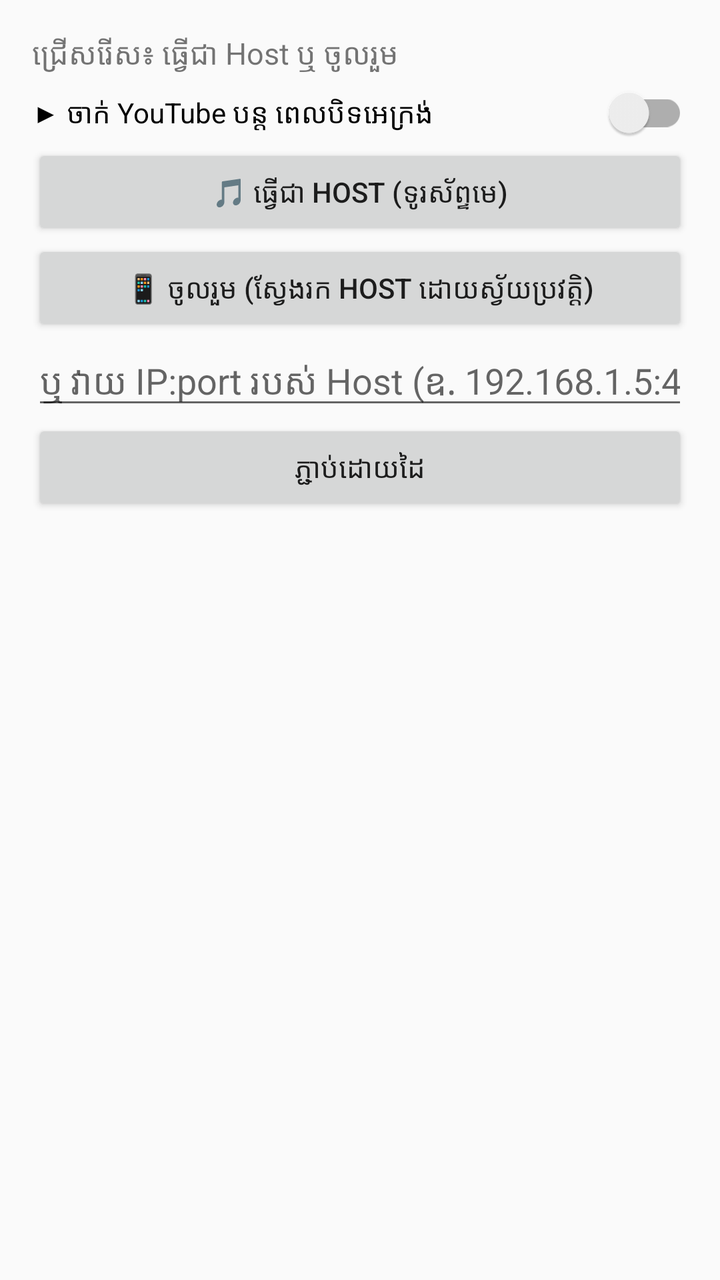
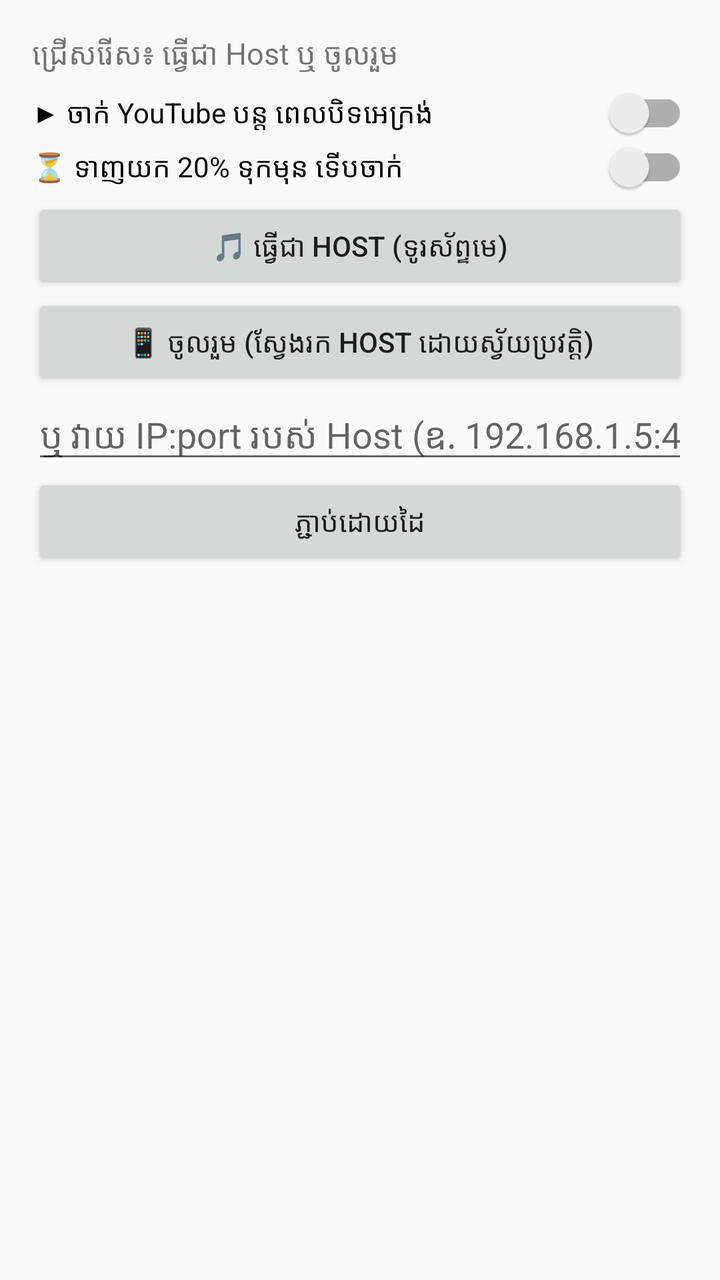

Before-and-after screenshots of an Android layout around one commit, followed by the original layout XML and the change that was made.
<!-- AndroidManifest.xml: application theme Theme.AppCompat.DayNight.DarkActionBar -->
<!-- res/layout/activity_main.xml -->
<?xml version="1.0" encoding="utf-8"?>
<FrameLayout xmlns:android="http://schemas.android.com/apk/res/android"
    xmlns:app="http://schemas.android.com/apk/res-auto"
    android:layout_width="match_parent"
    android:layout_height="match_parent">

<LinearLayout
    android:id="@+id/root"
    android:layout_width="match_parent"
    android:layout_height="match_parent"
    android:orientation="vertical"
    android:padding="16dp">

    
    <LinearLayout
        android:id="@+id/searchHeader"
        android:layout_width="match_parent"
        android:layout_height="wrap_content"
        android:background="#0F0F0F"
        android:orientation="vertical"
        android:visibility="gone">

        <LinearLayout
            android:layout_width="match_parent"
            android:layout_height="56dp"
            android:gravity="center_vertical"
            android:orientation="horizontal"
            android:paddingHorizontal="12dp">

            <TextView
                android:layout_width="34dp"
                android:layout_height="34dp"
                android:background="@drawable/logo_circle"
                android:gravity="center"
                android:paddingStart="3dp"
                android:text="▶"
                android:textColor="#FFFFFF"
                android:textSize="16sp" />

            <TextView
                android:layout_width="0dp"
                android:layout_height="wrap_content"
                android:layout_weight="1"
                android:paddingStart="10dp"
                android:text="សិង្ហនគរ"
                android:textColor="#FFFFFF"
                android:textSize="22sp"
                android:textStyle="bold" />

            <Button
                android:id="@+id/btnVoice"
                android:layout_width="48dp"
                android:layout_height="48dp"
                android:background="?attr/selectableItemBackgroundBorderless"
                android:minWidth="0dp"
                android:padding="0dp"
                android:text="🎤"
                android:textSize="22sp" />

            <Button
                android:id="@+id/btnSearchToggle"
                android:layout_width="48dp"
                android:layout_height="48dp"
                android:background="?attr/selectableItemBackgroundBorderless"
                android:minWidth="0dp"
                android:padding="0dp"
                android:text="🔍"
                android:textSize="22sp" />
        </LinearLayout>

        <LinearLayout
            android:id="@+id/searchBar"
            android:layout_width="match_parent"
            android:layout_height="wrap_content"
            android:gravity="center_vertical"
            android:orientation="horizontal"
            android:paddingHorizontal="12dp"
            android:paddingBottom="8dp">

            <EditText
                android:id="@+id/query"
                android:layout_width="0dp"
                android:layout_height="44dp"
                android:layout_weight="1"
                android:background="@drawable/search_field"
                android:hint="ស្វែងរកបទចម្រៀង ឬអ្នកចម្រៀង"
                android:imeOptions="actionSearch"
                android:inputType="text"
                android:paddingHorizontal="16dp"
                android:textColor="#FFFFFF"
                android:textColorHint="#AAAAAA" />

            <Button
                android:id="@+id/btnGo"
                android:layout_width="48dp"
                android:layout_height="48dp"
                android:background="?attr/selectableItemBackgroundBorderless"
                android:minWidth="0dp"
                android:padding="0dp"
                android:text="🔍"
                android:textSize="22sp" />
        </LinearLayout>
    </LinearLayout>

    <TextView
        android:id="@+id/status"
        android:layout_width="match_parent"
        android:layout_height="wrap_content"
        android:text="ជ្រើសរើស៖ ធ្វើជា Host ឬ ចូលរួម"
        android:textSize="15sp"
        android:paddingBottom="8dp" />

    <androidx.appcompat.widget.SwitchCompat
        android:id="@+id/switchBackground"
        android:layout_width="match_parent"
        android:layout_height="wrap_content"
        android:paddingBottom="4dp"
        android:text="▶ ចាក់ YouTube បន្ត ពេលបិទអេក្រង់"
        android:textSize="14sp" />

    
    <LinearLayout
        android:id="@+id/modePanel"
        android:layout_width="match_parent"
        android:layout_height="wrap_content"
        android:orientation="vertical">

        <Button
            android:id="@+id/btnHost"
            android:layout_width="match_parent"
            android:layout_height="wrap_content"
            android:text="🎵 ធ្វើជា Host (ទូរស័ព្ទមេ)" />

        <Button
            android:id="@+id/btnJoin"
            android:layout_width="match_parent"
            android:layout_height="wrap_content"
            android:text="📱 ចូលរួម (ស្វែងរក Host ដោយស្វ័យប្រវត្តិ)" />

        <EditText
            android:id="@+id/manualAddress"
            android:layout_width="match_parent"
            android:layout_height="wrap_content"
            android:hint="ឬ វាយ IP:port របស់ Host (ឧ. 192.168.1.5:40000)"
            android:inputType="text" />

        <Button
            android:id="@+id/btnConnect"
            android:layout_width="match_parent"
            android:layout_height="wrap_content"
            android:text="ភ្ជាប់ដោយដៃ" />
    </LinearLayout>

    <TextView
        android:id="@+id/nowPlaying"
        android:layout_width="match_parent"
        android:layout_height="wrap_content"
        android:textSize="17sp"
        android:textStyle="bold"
        android:paddingBottom="8dp"
        android:visibility="gone" />

    
    <FrameLayout
        android:id="@+id/playerContainer"
        android:layout_width="match_parent"
        android:layout_height="wrap_content"
        android:layout_gravity="center_horizontal"
        android:background="#000000"
        android:visibility="gone">

        <com.pierfrancescosoffritti.androidyoutubeplayer.core.player.views.YouTubePlayerView
            android:id="@+id/youtubeView"
            android:layout_width="match_parent"
            android:layout_height="wrap_content"
            android:layout_gravity="center"
            app:enableAutomaticInitialization="false" />

        
        <com.pierfrancescosoffritti.androidyoutubeplayer.core.player.views.YouTubePlayerView
            android:id="@+id/youtubeView2"
            android:layout_width="match_parent"
            android:layout_height="wrap_content"
            android:layout_gravity="center"
            android:alpha="0"
            app:enableAutomaticInitialization="false" />

        
        <androidx.media3.ui.PlayerView
            android:id="@+id/videoView"
            android:layout_width="match_parent"
            android:layout_height="match_parent"
            android:background="#000000"
            android:visibility="gone"
            app:resize_mode="fit"
            app:use_controller="false" />

        
        <LinearLayout
            android:id="@+id/preloadOverlay"
            android:layout_width="wrap_content"
            android:layout_height="wrap_content"
            android:layout_gravity="center"
            android:background="#CC000000"
            android:gravity="center_vertical"
            android:orientation="horizontal"
            android:padding="12dp"
            android:visibility="gone">

            <ProgressBar
                style="?android:attr/progressBarStyleSmall"
                android:layout_width="22dp"
                android:layout_height="22dp"
                android:indeterminate="true"
                android:indeterminateTint="#FFFFFF" />

            <TextView
                android:layout_width="wrap_content"
                android:layout_height="wrap_content"
                android:paddingStart="10dp"
                android:text="កំពុងទាញយក"
                android:textColor="#FFFFFF"
                android:textSize="18sp"
                android:textStyle="bold" />
        </LinearLayout>

        
        <TextView
            android:id="@+id/skipOverlay"
            android:layout_width="wrap_content"
            android:layout_height="wrap_content"
            android:layout_gravity="center"
            android:background="#CC000000"
            android:paddingHorizontal="20dp"
            android:paddingVertical="10dp"
            android:textColor="#FFFFFF"
            android:textSize="28sp"
            android:textStyle="bold"
            android:visibility="gone" />

        
        <View
            android:id="@+id/playerTouchGuard"
            android:layout_width="match_parent"
            android:layout_height="match_parent"
            android:clickable="true"
            android:focusable="true" />

        <Button
            android:id="@+id/btnFullscreen"
            android:layout_width="44dp"
            android:layout_height="44dp"
            android:layout_gravity="bottom|end"
            android:layout_margin="4dp"
            android:background="#99000000"
            android:padding="0dp"
            android:text="⛶"
            android:textColor="#FFFFFF"
            android:textSize="22sp" />
    </FrameLayout>

    
    <LinearLayout
        android:id="@+id/hostControls"
        android:layout_width="match_parent"
        android:layout_height="wrap_content"
        android:background="#222222"
        android:orientation="horizontal"
        android:visibility="gone">

        <Button
            android:id="@+id/btnPrev"
            android:layout_width="0dp"
            android:layout_height="wrap_content"
            android:layout_weight="1"
            android:minWidth="0dp"
            android:paddingHorizontal="0dp"
            android:text="⏮"
            android:textSize="14sp" />

        <Button
            android:id="@+id/btnBack5"
            android:layout_width="0dp"
            android:layout_height="wrap_content"
            android:layout_weight="1"
            android:minWidth="0dp"
            android:paddingHorizontal="0dp"
            android:text="⏪5s"
            android:textSize="14sp" />

        <Button
            android:id="@+id/btnPlay"
            android:layout_width="0dp"
            android:layout_height="wrap_content"
            android:layout_weight="1"
            android:minWidth="0dp"
            android:paddingHorizontal="0dp"
            android:text="▶"
            android:textSize="14sp" />

        <Button
            android:id="@+id/btnPause"
            android:layout_width="0dp"
            android:layout_height="wrap_content"
            android:layout_weight="1"
            android:minWidth="0dp"
            android:paddingHorizontal="0dp"
            android:text="⏸"
            android:textSize="14sp" />

        <Button
            android:id="@+id/btnForward5"
            android:layout_width="0dp"
            android:layout_height="wrap_content"
            android:layout_weight="1"
            android:minWidth="0dp"
            android:paddingHorizontal="0dp"
            android:text="5s⏩"
            android:textSize="14sp" />

        <Button
            android:id="@+id/btnNext"
            android:layout_width="0dp"
            android:layout_height="wrap_content"
            android:layout_weight="1"
            android:minWidth="0dp"
            android:paddingHorizontal="0dp"
            android:text="⏭"
            android:textSize="14sp" />
    </LinearLayout>

    
    <LinearLayout
        android:id="@+id/hostPanel"
        android:layout_width="match_parent"
        android:layout_height="0dp"
        android:layout_weight="1"
        android:orientation="vertical"
        android:visibility="gone">

        <androidx.appcompat.widget.SwitchCompat
            android:id="@+id/switchAutoplay"
            android:layout_width="match_parent"
            android:layout_height="wrap_content"
            android:paddingVertical="4dp"
            android:text="🔁 Auto play (ចាក់បទបន្ទាប់ដោយស្វ័យប្រវត្តិ)" />

        <Button
            android:id="@+id/btnMixer"
            android:layout_width="match_parent"
            android:layout_height="wrap_content"
            android:text="🎚 Mixer — សំឡេង, EQ &amp; ⏱ Delay (គ្រប់ទូរស័ព្ទ)" />

        <Button
            android:id="@+id/btnAddSongs"
            android:layout_width="match_parent"
            android:layout_height="wrap_content"
            android:text="➕ បន្ថែមបទចម្រៀងពីទូរស័ព្ទ" />

        <Button
            android:id="@+id/btnSearch"
            android:layout_width="match_parent"
            android:layout_height="wrap_content"
            android:text="🔍 ស្វែងរកចម្រៀងលើ YouTube" />

        <LinearLayout
            android:layout_width="match_parent"
            android:layout_height="wrap_content"
            android:orientation="horizontal">

            <EditText
                android:id="@+id/youtubeUrl"
                android:layout_width="0dp"
                android:layout_weight="1"
                android:layout_height="wrap_content"
                android:hint="Link YouTube"
                android:inputType="textUri" />

            <Button
                android:id="@+id/btnAddYoutube"
                android:layout_width="wrap_content"
                android:layout_height="wrap_content"
                android:text="➕ YouTube" />
        </LinearLayout>

        <TextView
            android:layout_width="match_parent"
            android:layout_height="wrap_content"
            android:paddingTop="8dp"
            android:text="បញ្ជីបទចម្រៀង (ចុចដើម្បីចាក់ · ចុចយូរដើម្បីលុប)"
            android:textSize="13sp" />

        <ListView
            android:id="@+id/playlist"
            android:layout_width="match_parent"
            android:layout_height="0dp"
            android:layout_weight="1" />
    </LinearLayout>

    
    <include
        android:id="@+id/searchPanel"
        layout="@layout/panel_search"
        android:layout_width="match_parent"
        android:layout_height="0dp"
        android:layout_weight="1"
        android:visibility="gone" />

    
    <LinearLayout
        android:id="@+id/clientPanel"
        android:layout_width="match_parent"
        android:layout_height="wrap_content"
        android:orientation="vertical"
        android:visibility="gone">

        <Button
            android:id="@+id/btnMixerClient"
            android:layout_width="match_parent"
            android:layout_height="wrap_content"
            android:text="🎚 Mixer — សំឡេង, EQ &amp; ⏱ Delay" />

    </LinearLayout>
</LinearLayout>


<ListView
    android:id="@+id/suggestionsList"
    android:layout_width="match_parent"
    android:layout_height="match_parent"
    android:background="#0F0F0F"
    android:divider="@null"
    android:visibility="gone" />


<include
    android:id="@+id/mixerPanel"
    layout="@layout/panel_mixer"
    android:layout_width="match_parent"
    android:layout_height="match_parent"
    android:visibility="gone" />
</FrameLayout>
<!-- res/layout/panel_search.xml (included above) -->
<?xml version="1.0" encoding="utf-8"?>
<LinearLayout xmlns:android="http://schemas.android.com/apk/res/android"
    android:layout_width="match_parent"
    android:layout_height="match_parent"
    android:orientation="vertical">

    
    <LinearLayout
        android:id="@+id/localResults"
        android:layout_width="match_parent"
        android:layout_height="wrap_content"
        android:orientation="vertical"
        android:paddingHorizontal="8dp"
        android:visibility="gone" />

    
    <TextView
        android:id="@+id/offlineBanner"
        android:layout_width="match_parent"
        android:layout_height="wrap_content"
        android:background="#B71C1C"
        android:padding="12dp"
        android:text="⚠ ទូរស័ព្ទនេះមិនមាន Internet ទេ។\n• បើភ្ជាប់ Hotspot របស់ទូរស័ព្ទផ្សេង: ត្រូវបើក Mobile data លើទូរស័ព្ទដែលបើក Hotspot\n• បើភ្ជាប់ Wi-Fi: ពិនិត្យថា Wi-Fi នោះមាន Internet\nពេល Internet ដំណើរការវិញ ទំព័រនឹងផ្ទុកឡើងវិញដោយស្វ័យប្រវត្តិ។"
        android:textColor="#FFFFFF"
        android:textSize="14sp"
        android:visibility="gone" />

    <WebView
        android:id="@+id/web"
        android:layout_width="match_parent"
        android:layout_height="0dp"
        android:layout_weight="1" />

    <Button
        android:id="@+id/btnDone"
        android:layout_width="match_parent"
        android:layout_height="wrap_content"
        android:text="☰ ត្រលប់ទៅបញ្ជីបទចម្រៀង" />
</LinearLayout>
<!-- res/layout/panel_mixer.xml (included above) -->
<?xml version="1.0" encoding="utf-8"?>
<LinearLayout xmlns:android="http://schemas.android.com/apk/res/android"
    android:layout_width="match_parent"
    android:layout_height="match_parent"
    android:background="#121212"
    android:clickable="true"
    android:focusable="true"
    android:orientation="vertical">

    <LinearLayout
        android:layout_width="match_parent"
        android:layout_height="56dp"
        android:background="#0F0F0F"
        android:gravity="center_vertical"
        android:orientation="horizontal"
        android:paddingHorizontal="16dp">

        <TextView
            android:layout_width="0dp"
            android:layout_height="wrap_content"
            android:layout_weight="1"
            android:text="🎚 Mixer — សំឡេង &amp; EQ"
            android:textColor="#FFFFFF"
            android:textSize="20sp"
            android:textStyle="bold" />

        <Button
            android:id="@+id/mixerClose"
            android:layout_width="48dp"
            android:layout_height="48dp"
            android:background="?attr/selectableItemBackgroundBorderless"
            android:minWidth="0dp"
            android:text="✕"
            android:textColor="#FFFFFF"
            android:textSize="22sp" />
    </LinearLayout>

    <ScrollView
        android:layout_width="match_parent"
        android:layout_height="0dp"
        android:layout_weight="1">

        <LinearLayout
            android:layout_width="match_parent"
            android:layout_height="wrap_content"
            android:orientation="vertical"
            android:padding="16dp">

            
            <HorizontalScrollView
                android:id="@+id/mixerDevicesScroll"
                android:layout_width="match_parent"
                android:layout_height="wrap_content"
                android:scrollbars="none">

                <LinearLayout
                    android:id="@+id/mixerDevices"
                    android:layout_width="wrap_content"
                    android:layout_height="wrap_content"
                    android:orientation="horizontal" />
            </HorizontalScrollView>

            <TextView
                android:id="@+id/mixerVolumeLabel"
                android:layout_width="match_parent"
                android:layout_height="wrap_content"
                android:paddingTop="16dp"
                android:text="🔊 Volume"
                android:textColor="#FFFFFF"
                android:textSize="17sp"
                android:textStyle="bold" />

            <LinearLayout
                android:layout_width="match_parent"
                android:layout_height="wrap_content"
                android:gravity="center_vertical"
                android:orientation="horizontal">

                <SeekBar
                    android:id="@+id/mixerVolume"
                    android:layout_width="0dp"
                    android:layout_height="48dp"
                    android:layout_weight="1"
                    android:max="200" />

                <Button
                    android:id="@+id/mixerMute"
                    android:layout_width="wrap_content"
                    android:layout_height="wrap_content"
                    android:minWidth="0dp"
                    android:text="🔇 Mute" />
            </LinearLayout>

            
            <Button
                android:id="@+id/mixerBoostLock"
                android:layout_width="match_parent"
                android:layout_height="wrap_content"
                android:textAllCaps="false" />

            
            <LinearLayout
                android:id="@+id/mixerDelaySection"
                android:layout_width="match_parent"
                android:layout_height="wrap_content"
                android:orientation="vertical">

                <TextView
                    android:id="@+id/mixerDelayLabel"
                    android:layout_width="match_parent"
                    android:layout_height="wrap_content"
                    android:paddingTop="20dp"
                    android:textColor="#FFFFFF"
                    android:textSize="17sp"
                    android:textStyle="bold" />

                <LinearLayout
                    android:layout_width="match_parent"
                    android:layout_height="wrap_content"
                    android:gravity="center_vertical"
                    android:orientation="horizontal">

                    <Button
                        android:id="@+id/mixerDelayMinus"
                        android:layout_width="wrap_content"
                        android:layout_height="wrap_content"
                        android:minWidth="0dp"
                        android:text="− 10" />

                    <SeekBar
                        android:id="@+id/mixerDelay"
                        android:layout_width="0dp"
                        android:layout_height="48dp"
                        android:layout_weight="1"
                        android:max="100" />

                    <Button
                        android:id="@+id/mixerDelayPlus"
                        android:layout_width="wrap_content"
                        android:layout_height="wrap_content"
                        android:minWidth="0dp"
                        android:text="+ 10" />
                </LinearLayout>

                <TextView
                    android:layout_width="match_parent"
                    android:layout_height="wrap_content"
                    android:text="ទូរស័ព្ទនេះលឺយឺតជាងគេ (ឧ. ឧបាល័រ Bluetooth) → ចុច ＋\nទូរស័ព្ទនេះលឺលឿនជាងគេ → ចុច −\nកែបន្តិចម្ដងៗ រហូតដល់លឺស៊ីគ្នា។"
                    android:textColor="#AAAAAA"
                    android:textSize="13sp" />
            </LinearLayout>

            <TextView
                android:layout_width="match_parent"
                android:layout_height="wrap_content"
                android:paddingTop="20dp"
                android:text="🎛 Equalizer"
                android:textColor="#FFFFFF"
                android:textSize="17sp"
                android:textStyle="bold" />

            <HorizontalScrollView
                android:layout_width="match_parent"
                android:layout_height="wrap_content"
                android:scrollbars="none">

                <LinearLayout
                    android:id="@+id/mixerPresets"
                    android:layout_width="wrap_content"
                    android:layout_height="wrap_content"
                    android:orientation="horizontal" />
            </HorizontalScrollView>

            
            <LinearLayout
                android:id="@+id/mixerBands"
                android:layout_width="match_parent"
                android:layout_height="wrap_content"
                android:orientation="vertical"
                android:paddingTop="8dp" />

            <TextView
                android:id="@+id/mixerNote"
                android:layout_width="match_parent"
                android:layout_height="wrap_content"
                android:paddingTop="16dp"
                android:textColor="#AAAAAA"
                android:textSize="13sp" />
        </LinearLayout>
    </ScrollView>
</LinearLayout>
<!-- resources referenced by this layout -->
<resources>
  <!-- drawable logo_circle (drawable) -->
  <?xml version="1.0" encoding="utf-8"?>
  <shape xmlns:android="http://schemas.android.com/apk/res/android" android:shape="oval">
      <solid android:color="#E53935" />
  </shape>
  <!-- drawable search_field (drawable) -->
  <?xml version="1.0" encoding="utf-8"?>
  <shape xmlns:android="http://schemas.android.com/apk/res/android" android:shape="rectangle">
      <solid android:color="#272727" />
      <corners android:radius="20dp" />
  </shape>
</resources>

<!-- the commit's change to res/layout/activity_main.xml (unified diff, before → after) -->
@@ -116,6 +116,15 @@
         android:layout_height="wrap_content"
         android:paddingBottom="4dp"
         android:text="▶ ចាក់ YouTube បន្ត ពេលបិទអេក្រង់"
+        android:textSize="14sp" />
+
+    
+    <androidx.appcompat.widget.SwitchCompat
+        android:id="@+id/switchPreload"
+        android:layout_width="match_parent"
+        android:layout_height="wrap_content"
+        android:paddingBottom="4dp"
+        android:text="⏳ ទាញយក 20% ទុកមុន ទើបចាក់"
         android:textSize="14sp" />
 
     
